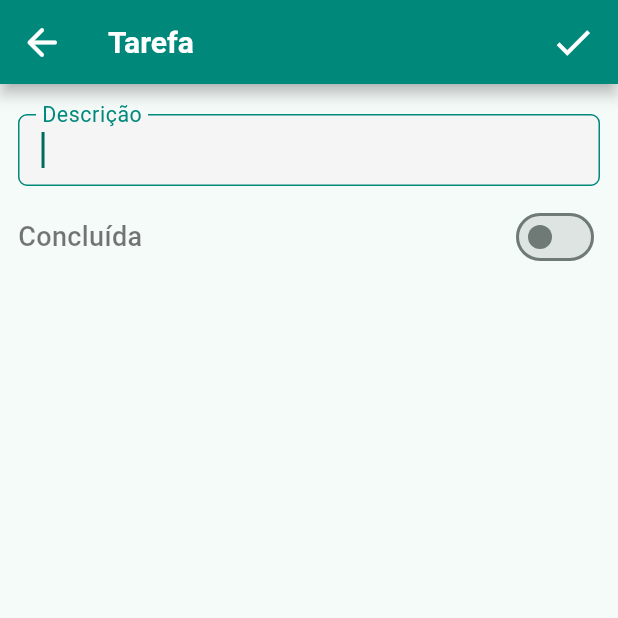
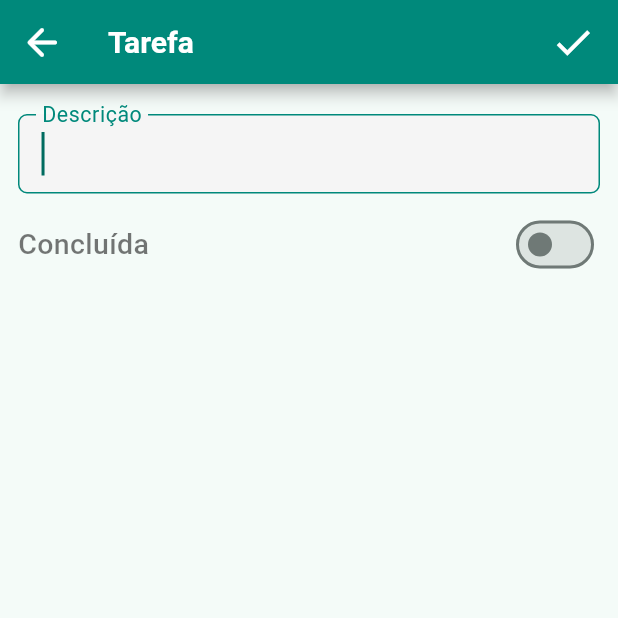
Before and after one commit to gheysiell/todo_app, a Flutter app: the screen it shows after launch, after a tap on the "add" icon, on a phone screen of 412 x 824 dp, the top half of it. Run offline on Flutter 3.47's test engine with Material 3 defaults, Android fonts, the phone set to English and light mode, and no system bars; our stand-ins replace form_validator, loading_indicator, lottie, sqflite, vibration; accounts and stored records are empty.

Commit message:
update font sizes

```diff
--- a/lib/modules/todos_details/todos_details_view.dart
+++ b/lib/modules/todos_details/todos_details_view.dart
@@ -178,7 +178,7 @@ class TodosDetailsViewState extends State<TodosDetailsView> {
                         const Text(
                           'Concluída',
                           style: TextStyle(
-                            fontSize: 18,
+                            fontSize: 19,
                             fontWeight: FontWeight.w500,
                             color: Palette.silverBold,
                           ),
--- a/lib/utils/styles.dart
+++ b/lib/utils/styles.dart
@@ -4,8 +4,8 @@ import 'package:todo_app/utils/palette.dart';
 class TextFormFieldStyles {
   static TextStyle textStyle() => const TextStyle(
         decorationThickness: 0,
-        fontSize: 16,
-        fontWeight: FontWeight.w600,
+        fontSize: 19,
+        fontWeight: FontWeight.w500,
         color: Palette.silver,
       );
 
```
